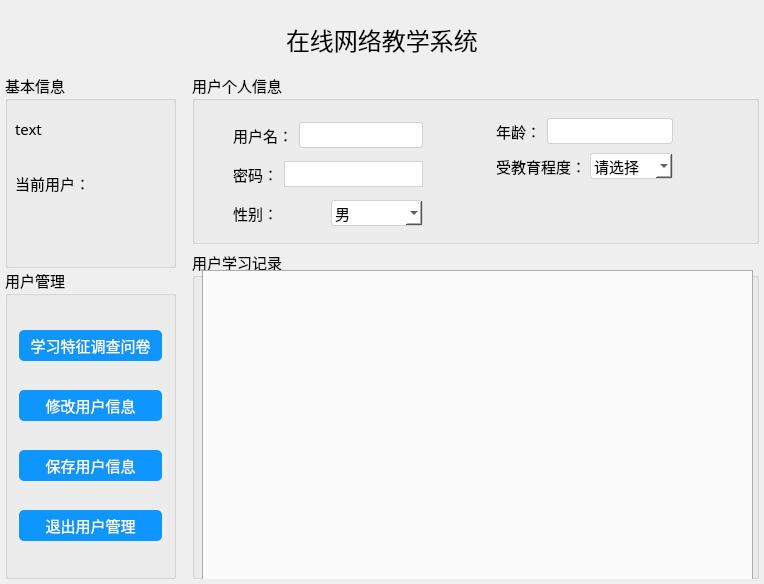
Qt form PatternKnowledgeEducationSystem/userinfowidget.ui (JosanSun/NewGenerationNetworkEducation) before a commit.
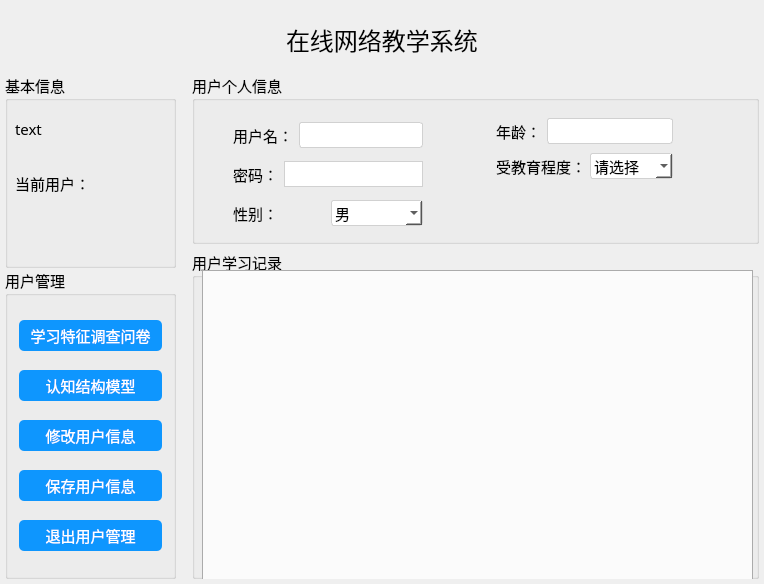
The same form after that commit. Icons and pictures are not drawn.

The edit to the form file:
```diff
--- a/PatternKnowledgeEducationSystem/userinfowidget.ui
+++ b/PatternKnowledgeEducationSystem/userinfowidget.ui
@@ -329,6 +329,40 @@
             </property>
            </widget>
           </item>
+          <item>
+           <widget class="QPushButton" name="showRecStructModel">
+            <property name="minimumSize">
+             <size>
+              <width>111</width>
+              <height>31</height>
+             </size>
+            </property>
+            <property name="font">
+             <font>
+              <family>幼圆</family>
+              <pointsize>11</pointsize>
+              <weight>50</weight>
+              <italic>false</italic>
+              <bold>false</bold>
+             </font>
+            </property>
+            <property name="styleSheet">
+             <string notr="true">QPushButton
+{
+    color:white;
+    background-color:rgb(14 , 150 , 254);
+    border-radius:5px;
+}
+</string>
+            </property>
+            <property name="text">
+             <string>认知结构模型</string>
+            </property>
+            <property name="flat">
+             <bool>true</bool>
+            </property>
+           </widget>
+          </item>
           <item>
            <widget class="QPushButton" name="modifyButton">
             <property name="minimumSize">
```
